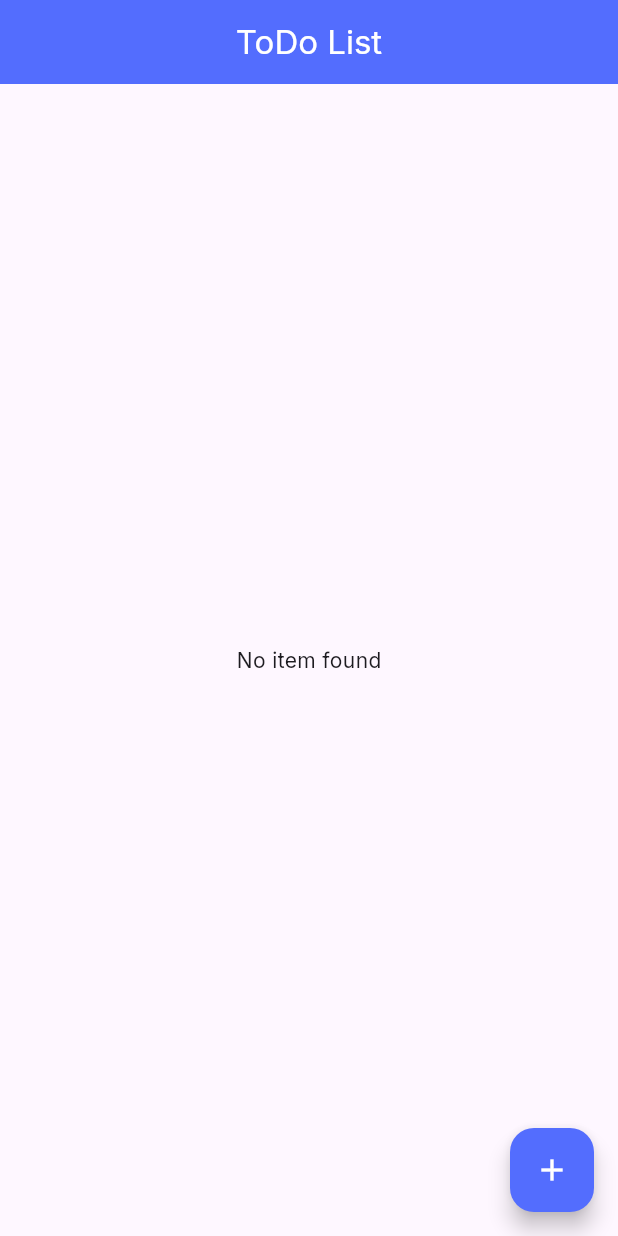
After one commit to ukashaanwarpk/flutter_bloc_learning, a Flutter app: the screen it shows after launch, on a phone screen of 412 x 824 dp. The commit adds this screen. Run offline on Flutter 3.47's test engine with Material 3 defaults, Android fonts, the phone set to English and light mode, and no system bars; our stand-ins replace bloc, equatable, flutter_bloc, google_fonts, image_picker.

Commit message:
first commit

```diff
--- /dev/null
+++ b/lib/bloc/todo/todo_bloc.dart
@@ -0,0 +1,21 @@
+import 'package:bloc/bloc.dart';
+import 'package:flutter_bloc_learning/bloc/todo/todo_event.dart';
+import 'package:flutter_bloc_learning/bloc/todo/todo_state.dart';
+
+class TodoBloc extends Bloc<TodoEvent, TodoState> {
+  final List<String> todoList = [];
+  TodoBloc() : super(TodoState()) {
+    on<AddTodoEvent>(_addTodoEvent);
+    on<DeleteTodoEvent>(_deleteTodoEvent);
+  }
+
+  void _addTodoEvent(AddTodoEvent event, Emitter<TodoState> emit) {
+    todoList.add(event.item);
+    emit(state.copyWith(items: List.from(todoList)));
+  }
+
+  void _deleteTodoEvent(DeleteTodoEvent event, Emitter<TodoState> emit) {
+    todoList.remove(event.item);
+    emit(state.copyWith(items: List.from(todoList)));
+  }
+}
--- /dev/null
+++ b/lib/bloc/todo/todo_event.dart
@@ -0,0 +1,21 @@
+import 'package:equatable/equatable.dart';
+
+abstract class TodoEvent extends Equatable {
+  const TodoEvent();
+}
+
+class AddTodoEvent extends TodoEvent {
+  final String item;
+  const AddTodoEvent({required this.item});
+
+  @override
+  List<Object?> get props => [item];
+}
+
+class DeleteTodoEvent extends TodoEvent {
+  final Object item;
+  const DeleteTodoEvent({required this.item});
+
+  @override
+  List<Object?> get props => [item];
+}
--- /dev/null
+++ b/lib/bloc/todo/todo_state.dart
@@ -0,0 +1,14 @@
+import 'package:equatable/equatable.dart';
+
+class TodoState extends Equatable {
+  final List<String> items;
+
+  const TodoState({this.items = const []});
+
+  @override
+  List<Object?> get props => [items];
+
+  TodoState copyWith({List<String>? items}) {
+    return TodoState(items: items ?? this.items);
+  }
+}
--- a/lib/main.dart
+++ b/lib/main.dart
@@ -4,6 +4,7 @@ import 'package:flutter_bloc_learning/bloc/counter/counter_bloc.dart';
 import 'package:flutter_bloc_learning/bloc/image_picker/image_picker_bloc.dart';
 import 'package:flutter_bloc_learning/bloc/radio/radio_bloc.dart';
 import 'package:flutter_bloc_learning/bloc/switch/switch_bloc.dart';
+import 'package:flutter_bloc_learning/bloc/todo/todo_bloc.dart';
 import 'package:flutter_bloc_learning/ui/counter_screen.dart';
 import 'package:flutter_bloc_learning/ui/image_picker_screen.dart';
 import 'package:flutter_bloc_learning/utils/image_picker_utils.dart';
@@ -14,6 +15,7 @@ import 'bloc/theme/theme_state.dart';
 import 'ui/radio_tile_screen.dart';
 import 'ui/slider_and_switch_screen.dart';
 import 'ui/theme_change_screen.dart';
+import 'ui/todo_list_screen.dart';
 
 void main() {
   runApp(const MyApp());
@@ -31,6 +33,7 @@ class MyApp extends StatelessWidget {
         BlocProvider(create: (create) => SwitchBloc()),
         BlocProvider(create: (create) => ImagePickerBloc(ImagePickerUtils())),
         BlocProvider(create: (create) => RadioBloc()),
+        BlocProvider(create: (create) => TodoBloc()),
       ],
       child: BlocBuilder<ThemeBloc, ThemeState>(
         builder: (context, state) {
@@ -54,7 +57,7 @@ class MyApp extends StatelessWidget {
               colorScheme: ColorScheme.fromSeed(seedColor: Colors.deepPurple),
               useMaterial3: true,
             ),
-            home: RadioTileScreen(),
+            home: TodoListScreen(),
           );
         },
       ),
--- /dev/null
+++ b/lib/ui/todo_list_screen.dart
@@ -0,0 +1,62 @@
+import 'package:flutter/material.dart';
+import 'package:flutter_bloc/flutter_bloc.dart';
+import 'package:flutter_bloc_learning/bloc/todo/todo_bloc.dart';
+import 'package:flutter_bloc_learning/bloc/todo/todo_event.dart';
+import 'package:flutter_bloc_learning/bloc/todo/todo_state.dart';
+
+class TodoListScreen extends StatefulWidget {
+  const TodoListScreen({super.key});
+
+  @override
+  State<TodoListScreen> createState() => _TodoListScreenState();
+}
+
+class _TodoListScreenState extends State<TodoListScreen> {
+  @override
+  Widget build(BuildContext context) {
+    return Scaffold(
+      floatingActionButton: FloatingActionButton(
+        backgroundColor: Colors.indigoAccent,
+        foregroundColor: Colors.white,
+        onPressed: () {
+          for (int i = 0; i <= 5; i++) {
+            context.read<TodoBloc>().add(
+                  AddTodoEvent(item: 'items $i'),
+                );
+          }
+        },
+        child: Icon(Icons.add),
+      ),
+      appBar: AppBar(
+        title: Text('ToDo List'),
+        centerTitle: true,
+      ),
+      body: BlocBuilder<TodoBloc, TodoState>(builder: (context, state) {
+        if (state.items.isEmpty) {
+          return Center(
+            child: Text('No item found'),
+          );
+        } else if (state.items.isNotEmpty) {
+          return ListView.builder(
+            itemCount: state.items.length,
+            itemBuilder: (context, index) {
+              return ListTile(
+                title: Text(state.items[index].toString()),
+                trailing: IconButton(
+                  onPressed: () {
+                    context.read<TodoBloc>().add(
+                          DeleteTodoEvent(item: state.items[index]),
+                        );
+                  },
+                  icon: Icon(Icons.delete),
+                ),
+              );
+            },
+          );
+        } else {
+          return SizedBox();
+        }
+      }),
+    );
+  }
+}
```
